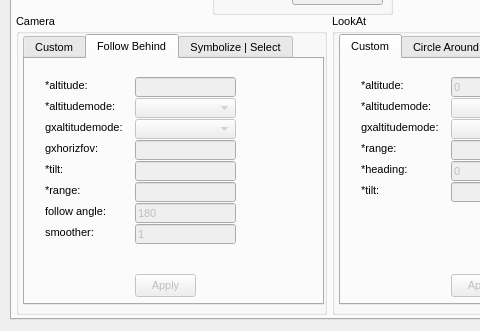
Qt form QGISPlugin/MilkMachine/ui_milkmachine.ui (SeanKMcGinnis/250MilesCrossingPhila) before a commit; both pictures show x 0 to 480 and y 141 to 472 of the 657 by 472 pixel window.
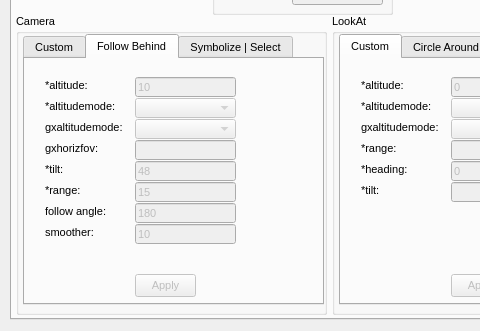
The same form after that commit. The open tabs and pages were chosen to show the change. Icons and pictures are not drawn.

Patch:
```diff
--- a/QGISPlugin/MilkMachine/ui_milkmachine.ui
+++ b/QGISPlugin/MilkMachine/ui_milkmachine.ui
@@ -2577,6 +2577,9 @@
         <property name="toolTip">
          <string>&lt;html&gt;&lt;head/&gt;&lt;body&gt;&lt;p&gt;Distance in meters from the point. Since the &amp;quot;Follow Behind&amp;quot; is following the sequence of points, the &amp;quot;range&amp;quot; is the distance between the camera and the point (or row in the table) that is corresponds to. This is the same as the &amp;quot;range&amp;quot; for a KML &amp;lt;LookAt&amp;gt;.&lt;/p&gt;&lt;p&gt;&lt;img src=&quot;:/plugins/milkmachine/camera.png&quot;/&gt;&lt;/p&gt;&lt;/body&gt;&lt;/html&gt;</string>
         </property>
+        <property name="text">
+         <string>15</string>
+        </property>
        </widget>
        <widget class="QLineEdit" name="lineEdit__visualization_follow_tilt">
         <property name="enabled">
@@ -2593,6 +2596,9 @@
         <property name="toolTip">
          <string>&lt;html&gt;&lt;head/&gt;&lt;body&gt;&lt;p&gt;Rotation, in degrees, of the camera around the &lt;span style=&quot; font-style:italic;&quot;&gt;X&lt;/span&gt; axis. A value of 0 indicates that the view is aimed straight down toward the earth (the most common case). A value for 90 for &amp;lt;tilt&amp;gt; indicates that the view is aimed toward the horizon. Values greater than 90 indicate that the view is pointed up into the sky. Values for &amp;lt;tilt&amp;gt; are clamped at +180 degrees. &lt;/p&gt;&lt;p&gt;&lt;img src=&quot;:/plugins/milkmachine/camera.png&quot;/&gt;&lt;/p&gt;&lt;/body&gt;&lt;/html&gt;</string>
         </property>
+        <property name="text">
+         <string>48</string>
+        </property>
        </widget>
        <widget class="QLabel" name="label_37">
         <property name="geometry">
@@ -2722,6 +2728,9 @@
         <property name="toolTip">
          <string>&lt;html&gt;&lt;head/&gt;&lt;body&gt;&lt;p&gt;Vertical distance of the camera from the earth's surface, in meters. Interpreted according to the Camera's &amp;lt;altitudeMode&amp;gt; or &amp;lt;gx:altitudeMode&amp;gt;. If &amp;lt;altitudemode&amp;gt; is relativeToModel, then this is the vertical distance from the model.&lt;/p&gt;&lt;p&gt;&lt;img src=&quot;:/plugins/milkmachine/camera.png&quot;/&gt;&lt;/p&gt;&lt;/body&gt;&lt;/html&gt;</string>
         </property>
+        <property name="text">
+         <string>10</string>
+        </property>
        </widget>
        <widget class="QLabel" name="label_36">
         <property name="geometry">
@@ -2788,7 +2797,7 @@
          <string>&lt;html&gt;&lt;head/&gt;&lt;body&gt;&lt;p&gt;Number of models to look forward in order to calculate the mean angle. Each angle in the calculation is the compass angle between the current model (n) and all of the models between n and the smoother parameter. The effect is a smoothed camera heading. The larger the smoother, the more smooth the heading will be. &lt;/p&gt;&lt;/body&gt;&lt;/html&gt;</string>
         </property>
         <property name="text">
-         <string>1</string>
+         <string>10</string>
         </property>
        </widget>
        <widget class="QLabel" name="label_41">
```
